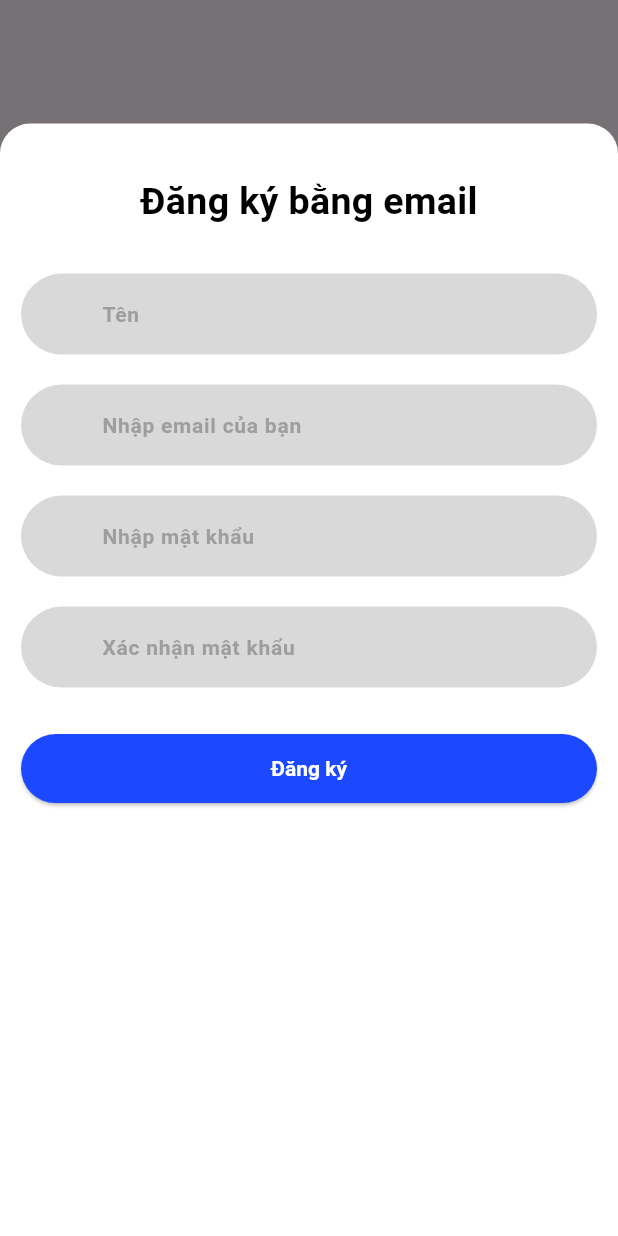
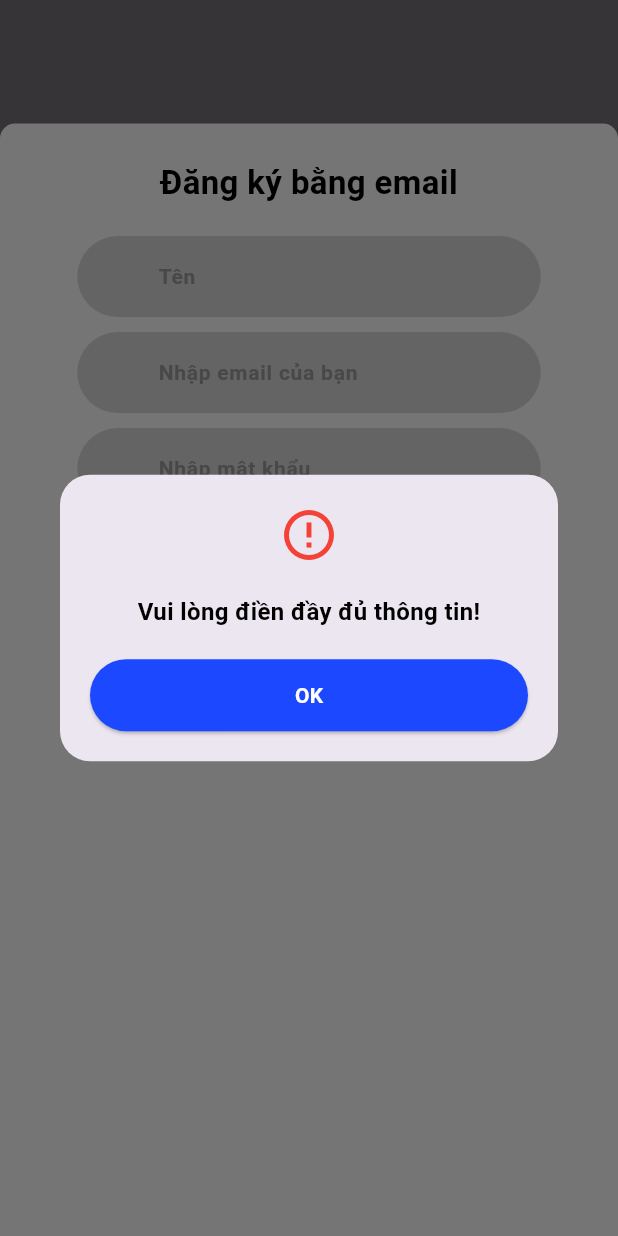
Before and after one commit to NguyenHoangAnh411/D-n-CNTT, a Flutter app: what emailSignUpScreen() shows on an empty page, opened directly, after a tap on "Đăng ký", on a phone screen of 412 x 824 dp. Run offline on Flutter 3.47's test engine with Material 3 defaults, Android fonts, the light colour scheme and no system bars; our stand-ins replace firebase_auth, firebase_core; accounts and stored records are empty.

```diff
--- a/lib/Mobile_Screen/mobile_onboarding.dart
+++ b/lib/Mobile_Screen/mobile_onboarding.dart
@@ -9,7 +9,7 @@
   @override
   Widget build(BuildContext context) {
     return Scaffold(
-      backgroundColor: const Color(0xFFFFFFFF), // Đặt màu nền là trắng
+      backgroundColor: const Color(0xFFFFFFFF),
       body: Column(
         mainAxisAlignment: MainAxisAlignment.end,
         children: <Widget>[
--- a/lib/Mobile_Screen/signup_email_bottomsheet.dart
+++ b/lib/Mobile_Screen/signup_email_bottomsheet.dart
@@ -1,15 +1,22 @@
 import 'package:flutter/material.dart';
 import 'package:my_project/reuseable_items.dart';
+import 'package:my_project/Services/authService.dart';
 
 void emailSignUpScreen(BuildContext context) {
+  final TextEditingController nameController = TextEditingController();
+  final TextEditingController emailController = TextEditingController();
+  final TextEditingController passwordController = TextEditingController();
+  final TextEditingController confirmPasswordController =
+      TextEditingController();
+
   showModalBottomSheet(
     context: context,
     isScrollControlled: true,
     backgroundColor: Colors.white,
     shape: const RoundedRectangleBorder(
       borderRadius: BorderRadius.only(
-        topLeft: Radius.circular(20),
-        topRight: Radius.circular(20),
+        topLeft: Radius.circular(10),
+        topRight: Radius.circular(10),
       ),
     ),
     builder: (BuildContext context) {
@@ -20,53 +27,76 @@
           padding: const EdgeInsets.all(14.0),
           child: Column(
             children: <Widget>[
-              const SizedBox(height: 20),
+              const SizedBox(height: 10),
               const Text(
                 'Đăng ký bằng email',
                 style: TextStyle(
-                  fontSize: 25,
+                  fontSize: 22,
                   fontWeight: FontWeight.bold,
                   color: Colors.black,
                 ),
               ),
-              const SizedBox(height: 30),
-              TextField(
+              const SizedBox(height: 20),
+              SizedBox(
+                width: MediaQuery.of(context).size.width * 0.75,
+                child: TextField(
+                  controller: nameController,
                   decoration: customTextFieldDecoration.copyWith(
                     hintText: 'Tên',
                   ),
                 ),
-              const SizedBox(height: 20),
-              TextField(
+              ),
+              const SizedBox(height: 10),
+              SizedBox(
+                width: MediaQuery.of(context).size.width * 0.75,
+                child: TextField(
+                  controller: emailController,
                   decoration: customTextFieldDecoration.copyWith(
                     hintText: 'Nhập email của bạn',
                   ),
                 ),
-              const SizedBox(height: 20),
-              TextField(
+              ),
+              const SizedBox(height: 10),
+              SizedBox(
+                width: MediaQuery.of(context).size.width * 0.75,
+                child: TextField(
+                  controller: passwordController,
                   decoration: customTextFieldDecoration.copyWith(
                     hintText: 'Nhập mật khẩu',
                   ),
-                obscureText: true, // Ẩn mật khẩu khi nhập
+                  obscureText: true,
                 ),
-              const SizedBox(height: 20),
-              TextField(
+              ),
+              const SizedBox(height: 10),
+              SizedBox(
+                width: MediaQuery.of(context).size.width * 0.75,
+                child: TextField(
+                  controller: confirmPasswordController,
                   decoration: customTextFieldDecoration.copyWith(
                     hintText: 'Xác nhận mật khẩu',
                   ),
-                obscureText: true, // Ẩn mật khẩu khi nhập
+                  obscureText: true,
                 ),
-              const SizedBox(height: 30),
+              ),
+              const SizedBox(height: 15),
               SizedBox(
-                width: MediaQuery.of(context).size.width,
+                width: MediaQuery.of(context).size.width * 0.75,
                 child: ElevatedButton(
-                  onPressed: () {},
+                  onPressed: () => AuthService.signUpWithEmail(
+                    context: context,
+                    name: nameController.text,
+                    email: emailController.text,
+                    password: passwordController.text,
+                    confirmPassword: confirmPasswordController.text,
+                  ),
                   style: customElevatedButtonStyle,
                   child: const Text(
                     'Đăng ký',
                     style: TextStyle(
                       fontSize: 14,
                       fontWeight: FontWeight.bold,
-                        color: Color(0xFFFFFFFF)),
+                      color: Color(0xFFFFFFFF),
+                    ),
                   ),
                 ),
               ),
--- a/lib/Services/authService.dart
+++ b/lib/Services/authService.dart
@@ -1,4 +1,5 @@
 import 'package:firebase_auth/firebase_auth.dart';
+import 'package:flutter/material.dart';
 
 class AuthService {
   final FirebaseAuth _auth = FirebaseAuth.instance;
@@ -16,11 +17,13 @@
       String formattedPhoneNumber = phoneNumber.trim();
 
       if (!formattedPhoneNumber.startsWith('+')) {
-        formattedPhoneNumber = '+84${formattedPhoneNumber.replaceFirst('0', '')}';
+        formattedPhoneNumber =
+            '+84${formattedPhoneNumber.replaceFirst('0', '')}';
       }
 
       if (!RegExp(r'^\+84\d{9}$').hasMatch(formattedPhoneNumber)) {
-        onError('Số điện thoại không hợp lệ! Vui lòng nhập số điện thoại của Việt Nam theo định dạng E.164.');
+        onError(
+            'Số điện thoại không hợp lệ! Vui lòng nhập số điện thoại của Việt Nam theo định dạng E.164.');
         return;
       }
 
@@ -28,7 +31,8 @@
         phoneNumber: formattedPhoneNumber,
         verificationCompleted: (PhoneAuthCredential credential) async {
           try {
-            UserCredential userCredential = await _auth.signInWithCredential(credential);
+            UserCredential userCredential =
+                await _auth.signInWithCredential(credential);
             onVerificationCompleted(userCredential.user);
           } catch (e) {
             onError('Xác thực tự động thất bại: ${e.toString()}');
@@ -66,7 +70,8 @@
         smsCode: otpCode,
       );
 
-      UserCredential userCredential = await _auth.signInWithCredential(credential);
+      UserCredential userCredential =
+          await _auth.signInWithCredential(credential);
 
       await userCredential.user?.updatePassword(password);
       await userCredential.user?.updateDisplayName(username);
@@ -76,4 +81,135 @@
       onError('Xác minh OTP thất bại: ${e.toString()}');
     }
   }
+
+  // Sign up with email
+  static Future<void> signUpWithEmail({
+    required BuildContext context,
+    required String name,
+    required String email,
+    required String password,
+    required String confirmPassword,
+  }) async {
+    // Kiểm tra xem các textField có bị trống không
+    if (name.isEmpty ||
+        email.isEmpty ||
+        password.isEmpty ||
+        confirmPassword.isEmpty) {
+      print("Thông tin chưa đầy đủ!");
+      _showDialog(context, 'Vui lòng điền đầy đủ thông tin!');
+      return;
+    }
+
+    // Kiểm tra xem email có hợp lệ không
+    if (!_isValidEmail(email)) {
+      print("Email không hợp lệ!");
+      _showDialog(
+          context, 'Email không hợp lệ! Vui lòng nhập email đúng định dạng.');
+      return;
+    }
+
+    // Kiểm tra mật khẩu có khớp không
+    if (password != confirmPassword) {
+      print("Mật khẩu không khớp!");
+      _showDialog(context, 'Mật khẩu và xác nhận mật khẩu không khớp!');
+      return;
+    }
+
+    try {
+      final UserCredential userCredential = await FirebaseAuth.instance
+          .createUserWithEmailAndPassword(email: email, password: password);
+
+      if (userCredential.user != null && !userCredential.user!.emailVerified) {
+        // Gửi email xác thực
+        await userCredential.user!.sendEmailVerification();
+        print("Đã gửi email xác thực");
+
+        // Thông báo cho người dùng kiểm tra email
+        _showDialog(context,
+            'Email xác thực đã được gửi. Vui lòng kiểm tra hộp thư của bạn!');
+      } else {
+        _showDialog(context, 'Tài khoản đã được tạo thành công!');
+      }
+      Navigator.pop(context);
+    } on FirebaseAuthException catch (e) {
+      print("Lỗi đăng ký: ${e.message}");
+      String errorMessage = 'Đăng ký thất bại. Vui lòng thử lại!';
+      if (e.code == 'email-already-in-use') {
+        errorMessage = 'Email này đã được sử dụng!';
+      } else if (e.code == 'invalid-email') {
+        errorMessage = 'Email không hợp lệ!';
+      }
+      _showDialog(context, errorMessage);
+    } catch (e) {
+      print("Đã xảy ra lỗi không xác định: $e");
+      _showDialog(context, 'Đã xảy ra lỗi không xác định!');
+    }
+  }
+
+  static bool _isValidEmail(String email) {
+    final regex = RegExp(r'^[a-zA-Z0-9._%+-]+@[a-zA-Z0-9.-]+\.[a-zA-Z]{2,}$');
+    return regex.hasMatch(email);
+  }
+
+// Hàm hiển thị dialog
+  static void _showDialog(BuildContext context, String message) {
+    showDialog(
+      context: context,
+      builder: (BuildContext context) {
+        return Dialog(
+          shape: RoundedRectangleBorder(
+            borderRadius: BorderRadius.circular(20),
+          ),
+          elevation: 16,
+          child: Padding(
+            padding: const EdgeInsets.all(20.0),
+            child: Column(
+              mainAxisSize: MainAxisSize.min,
+              children: <Widget>[
+                const Icon(
+                  Icons.error_outline,
+                  color: Colors.red,
+                  size: 40,
+                ),
+                const SizedBox(height: 20),
+                Text(
+                  message,
+                  textAlign: TextAlign.center,
+                  style: const TextStyle(
+                    fontSize: 16,
+                    color: Colors.black,
+                    fontWeight: FontWeight.bold,
+                  ),
+                ),
+                const SizedBox(height: 20),
+                SizedBox(
+                  width: double.infinity,
+                  child: ElevatedButton(
+                    onPressed: () {
+                      Navigator.of(context).pop();
+                    },
+                    style: ElevatedButton.styleFrom(
+                      backgroundColor: const Color(0xFF1c49ff),
+                      padding: const EdgeInsets.symmetric(vertical: 14),
+                      shape: RoundedRectangleBorder(
+                        borderRadius: BorderRadius.circular(50),
+                      ),
+                    ),
+                    child: const Text(
+                      'OK',
+                      style: TextStyle(
+                        fontSize: 14,
+                        fontWeight: FontWeight.bold,
+                        color: Colors.white,
+                      ),
+                    ),
+                  ),
+                ),
+              ],
+            ),
+          ),
+        );
+      },
+    );
+  }
 }
```
Also changed, not shown: lib/Mobile_Screen/login_email_bottomsheet.dart (+21 -13 lines), lib/Mobile_Screen/signup_numberphone_bottomsheet.dart (+27 -15 lines), 1 other file. Lines whose indentation alone changed are shown as unchanged.
